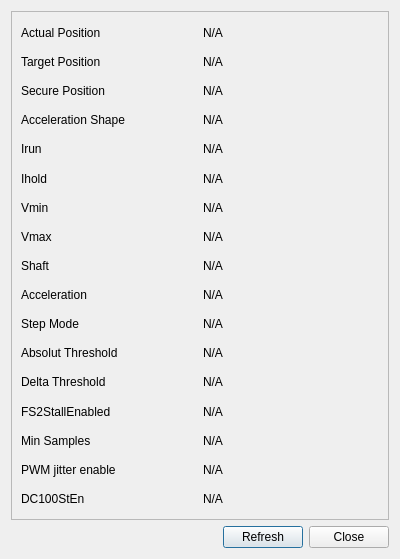
Above: ui/OutputStepperDetailsDialog.ui from magicdominic/RaspExt before the change. Below: the same form after it.
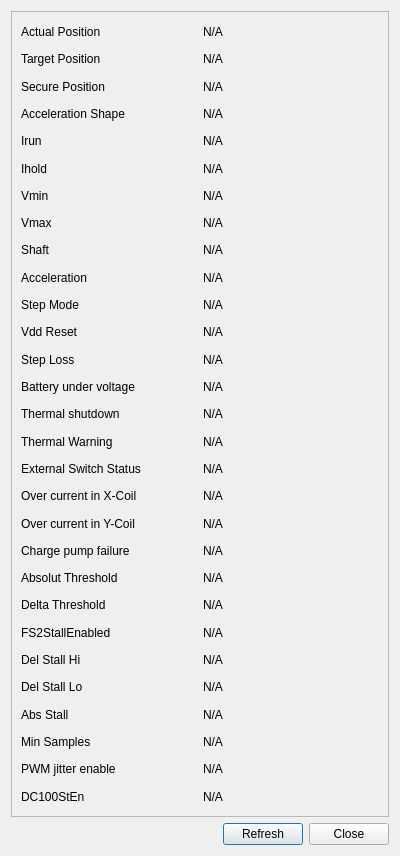
That is the form after the change.

Commit message: Stepper und Bluetooth

```diff
--- a/ui/OutputStepperDetailsDialog.ui
+++ b/ui/OutputStepperDetailsDialog.ui
@@ -7,7 +7,7 @@
     <x>0</x>
     <y>0</y>
     <width>400</width>
-    <height>559</height>
+    <height>856</height>
    </rect>
   </property>
   <property name="windowTitle">
@@ -54,22 +54,169 @@
        <layout class="QVBoxLayout" name="verticalLayout_2">
         <item>
          <layout class="QGridLayout" name="gridLayout_2">
-          <item row="12" column="0">
+          <item row="21" column="1">
+           <widget class="QLabel" name="labelAbsThr">
+            <property name="text">
+             <string>N/A</string>
+            </property>
+           </widget>
+          </item>
+          <item row="7" column="1">
+           <widget class="QLabel" name="labelVmax">
+            <property name="text">
+             <string>N/A</string>
+            </property>
+           </widget>
+          </item>
+          <item row="11" column="0">
+           <widget class="QLabel" name="label_11">
+            <property name="text">
+             <string>Step Mode</string>
+            </property>
+           </widget>
+          </item>
+          <item row="7" column="0">
+           <widget class="QLabel" name="label_7">
+            <property name="text">
+             <string>Vmax</string>
+            </property>
+           </widget>
+          </item>
+          <item row="6" column="1">
+           <widget class="QLabel" name="labelVmin">
+            <property name="text">
+             <string>N/A</string>
+            </property>
+           </widget>
+          </item>
+          <item row="5" column="1">
+           <widget class="QLabel" name="labelIhold">
+            <property name="text">
+             <string>N/A</string>
+            </property>
+           </widget>
+          </item>
+          <item row="25" column="0">
+           <widget class="QLabel" name="label_28">
+            <property name="text">
+             <string>Del Stall Lo</string>
+            </property>
+           </widget>
+          </item>
+          <item row="21" column="0">
            <widget class="QLabel" name="label_12">
             <property name="text">
              <string>Absolut Threshold</string>
             </property>
            </widget>
           </item>
-          <item row="2" column="0">
-           <widget class="QLabel" name="label_10">
+          <item row="28" column="1">
+           <widget class="QLabel" name="labelPWMJEn">
             <property name="text">
-             <string>Secure Position</string>
+             <string>N/A</string>
             </property>
            </widget>
           </item>
-          <item row="12" column="1">
-           <widget class="QLabel" name="labelAbsThr">
+          <item row="0" column="0">
+           <widget class="QLabel" name="label">
+            <property name="text">
+             <string>Actual Position</string>
+            </property>
+           </widget>
+          </item>
+          <item row="27" column="0">
+           <widget class="QLabel" name="label_15">
+            <property name="text">
+             <string>Min Samples</string>
+            </property>
+           </widget>
+          </item>
+          <item row="28" column="0">
+           <widget class="QLabel" name="label_16">
+            <property name="text">
+             <string>PWM jitter enable</string>
+            </property>
+           </widget>
+          </item>
+          <item row="14" column="0">
+           <widget class="QLabel" name="label_20">
+            <property name="text">
+             <string>Battery under voltage</string>
+            </property>
+           </widget>
+          </item>
+          <item row="4" column="1">
+           <widget class="QLabel" name="labelIrun">
+            <property name="text">
+             <string>N/A</string>
+            </property>
+           </widget>
+          </item>
+          <item row="23" column="1">
+           <widget class="QLabel" name="labelFS2StEn">
+            <property name="text">
+             <string>N/A</string>
+            </property>
+           </widget>
+          </item>
+          <item row="29" column="0">
+           <widget class="QLabel" name="label_18">
+            <property name="text">
+             <string>DC100StEn</string>
+            </property>
+           </widget>
+          </item>
+          <item row="0" column="1">
+           <widget class="QLabel" name="labelActPos">
+            <property name="text">
+             <string>N/A</string>
+            </property>
+           </widget>
+          </item>
+          <item row="22" column="0">
+           <widget class="QLabel" name="label_13">
+            <property name="text">
+             <string>Delta Threshold</string>
+            </property>
+           </widget>
+          </item>
+          <item row="9" column="1">
+           <widget class="QLabel" name="labelAcc">
+            <property name="text">
+             <string>N/A</string>
+            </property>
+           </widget>
+          </item>
+          <item row="4" column="0">
+           <widget class="QLabel" name="label_4">
+            <property name="text">
+             <string>Irun</string>
+            </property>
+           </widget>
+          </item>
+          <item row="23" column="0">
+           <widget class="QLabel" name="label_14">
+            <property name="text">
+             <string>FS2StallEnabled</string>
+            </property>
+           </widget>
+          </item>
+          <item row="8" column="0">
+           <widget class="QLabel" name="label_8">
+            <property name="text">
+             <string>Shaft</string>
+            </property>
+           </widget>
+          </item>
+          <item row="1" column="0">
+           <widget class="QLabel" name="label_17">
+            <property name="text">
+             <string>Target Position</string>
+            </property>
+           </widget>
+          </item>
+          <item row="29" column="1">
+           <widget class="QLabel" name="labelDC100StEn">
             <property name="text">
              <string>N/A</string>
             </property>
@@ -82,6 +229,20 @@
             </property>
            </widget>
           </item>
+          <item row="2" column="1">
+           <widget class="QLabel" name="labelSecPos">
+            <property name="text">
+             <string>N/A</string>
+            </property>
+           </widget>
+          </item>
+          <item row="6" column="0">
+           <widget class="QLabel" name="label_6">
+            <property name="text">
+             <string>Vmin</string>
+            </property>
+           </widget>
+          </item>
           <item row="11" column="1">
            <widget class="QLabel" name="labelStepmode">
             <property name="text">
@@ -89,20 +250,6 @@
             </property>
            </widget>
           </item>
-          <item row="4" column="0">
-           <widget class="QLabel" name="label_4">
-            <property name="text">
-             <string>Irun</string>
-            </property>
-           </widget>
-          </item>
-          <item row="13" column="0">
-           <widget class="QLabel" name="label_13">
-            <property name="text">
-             <string>Delta Threshold</string>
-            </property>
-           </widget>
-          </item>
           <item row="9" column="0">
            <widget class="QLabel" name="label_9">
             <property name="text">
@@ -110,29 +257,8 @@
             </property>
            </widget>
           </item>
-          <item row="15" column="0">
-           <widget class="QLabel" name="label_15">
-            <property name="text">
-             <string>Min Samples</string>
-            </property>
-           </widget>
-          </item>
-          <item row="6" column="0">
-           <widget class="QLabel" name="label_6">
-            <property name="text">
-             <string>Vmin</string>
-            </property>
-           </widget>
-          </item>
-          <item row="0" column="1">
-           <widget class="QLabel" name="labelActPos">
-            <property name="text">
-             <string>N/A</string>
-            </property>
-           </widget>
-          </item>
-          <item row="17" column="1">
-           <widget class="QLabel" name="labelDC100StEn">
+          <item row="22" column="1">
+           <widget class="QLabel" name="labelDelThr">
             <property name="text">
              <string>N/A</string>
             </property>
@@ -146,9 +272,86 @@
            </widget>
           </item>
           <item row="16" column="0">
-           <widget class="QLabel" name="label_16">
+           <widget class="QLabel" name="label_22">
             <property name="text">
-             <string>PWM jitter enable</string>
+             <string>Thermal Warning</string>
+            </property>
+           </widget>
+          </item>
+          <item row="2" column="0">
+           <widget class="QLabel" name="label_10">
+            <property name="text">
+             <string>Secure Position</string>
+            </property>
+           </widget>
+          </item>
+          <item row="8" column="1">
+           <widget class="QLabel" name="labelShaft">
+            <property name="text">
+             <string>N/A</string>
+            </property>
+           </widget>
+          </item>
+          <item row="27" column="1">
+           <widget class="QLabel" name="labelMinSamples">
+            <property name="text">
+             <string>N/A</string>
+            </property>
+           </widget>
+          </item>
+          <item row="17" column="0">
+           <widget class="QLabel" name="label_23">
+            <property name="text">
+             <string>External Switch Status</string>
+            </property>
+           </widget>
+          </item>
+          <item row="18" column="0">
+           <widget class="QLabel" name="label_24">
+            <property name="text">
+             <string>Over current in X-Coil</string>
+            </property>
+           </widget>
+          </item>
+          <item row="15" column="0">
+           <widget class="QLabel" name="label_21">
+            <property name="text">
+             <string>Thermal shutdown</string>
+            </property>
+           </widget>
+          </item>
+          <item row="19" column="0">
+           <widget class="QLabel" name="label_25">
+            <property name="text">
+             <string>Over current in Y-Coil</string>
+            </property>
+           </widget>
+          </item>
+          <item row="13" column="0">
+           <widget class="QLabel" name="label_19">
+            <property name="text">
+             <string>Step Loss</string>
+            </property>
+           </widget>
+          </item>
+          <item row="1" column="1">
+           <widget class="QLabel" name="labelTagPos">
+            <property name="text">
+             <string>N/A</string>
+            </property>
+           </widget>
+          </item>
+          <item row="12" column="0">
+           <widget class="QLabel" name="label_3">
+            <property name="text">
+             <string>Vdd Reset</string>
+            </property>
+           </widget>
+          </item>
+          <item row="20" column="0">
+           <widget class="QLabel" name="label_26">
+            <property name="text">
+             <string>Charge pump failure</string>
             </property>
            </widget>
           </item>
@@ -159,134 +362,99 @@
             </property>
            </widget>
           </item>
-          <item row="7" column="0">
-           <widget class="QLabel" name="label_7">
+          <item row="24" column="0">
+           <widget class="QLabel" name="label_27">
             <property name="text">
-             <string>Vmax</string>
+             <string>Del Stall Hi</string>
             </property>
            </widget>
           </item>
-          <item row="0" column="0">
-           <widget class="QLabel" name="label">
+          <item row="26" column="0">
+           <widget class="QLabel" name="label_29">
             <property name="text">
-             <string>Actual Position</string>
+             <string>Abs Stall</string>
             </property>
            </widget>
           </item>
-          <item row="1" column="1">
-           <widget class="QLabel" name="labelTagPos">
-            <property name="text">
-             <string>N/A</string>
-            </property>
-           </widget>
-          </item>
-          <item row="11" column="0">
-           <widget class="QLabel" name="label_11">
-            <property name="text">
-             <string>Step Mode</string>
-            </property>
-           </widget>
-          </item>
-          <item row="5" column="1">
-           <widget class="QLabel" name="labelIhold">
+          <item row="12" column="1">
+           <widget class="QLabel" name="labelVddReset">
             <property name="text">
              <string>N/A</string>
             </property>
            </widget>
           </item>
           <item row="13" column="1">
-           <widget class="QLabel" name="labelDelThr">
+           <widget class="QLabel" name="labelStepLoss">
             <property name="text">
              <string>N/A</string>
             </property>
            </widget>
           </item>
-          <item row="1" column="0">
-           <widget class="QLabel" name="label_17">
-            <property name="text">
-             <string>Target Position</string>
-            </property>
-           </widget>
-          </item>
-          <item row="2" column="1">
-           <widget class="QLabel" name="labelSecPos">
-            <property name="text">
-             <string>N/A</string>
-            </property>
-           </widget>
-          </item>
-          <item row="16" column="1">
-           <widget class="QLabel" name="labelPWMJEn">
-            <property name="text">
-             <string>N/A</string>
-            </property>
-           </widget>
-          </item>
-          <item row="14" column="0">
-           <widget class="QLabel" name="label_14">
-            <property name="text">
-             <string>FS2StallEnabled</string>
-            </property>
-           </widget>
-          </item>
           <item row="14" column="1">
-           <widget class="QLabel" name="labelFS2StEn">
-            <property name="text">
-             <string>N/A</string>
-            </property>
-           </widget>
-          </item>
-          <item row="9" column="1">
-           <widget class="QLabel" name="labelAcc">
-            <property name="text">
-             <string>N/A</string>
-            </property>
-           </widget>
-          </item>
-          <item row="7" column="1">
-           <widget class="QLabel" name="labelVmax">
-            <property name="text">
-             <string>N/A</string>
-            </property>
-           </widget>
-          </item>
-          <item row="6" column="1">
-           <widget class="QLabel" name="labelVmin">
+           <widget class="QLabel" name="labelUV2">
             <property name="text">
              <string>N/A</string>
             </property>
            </widget>
           </item>
           <item row="15" column="1">
-           <widget class="QLabel" name="labelMinSamples">
+           <widget class="QLabel" name="labelTSD">
             <property name="text">
              <string>N/A</string>
             </property>
            </widget>
           </item>
-          <item row="4" column="1">
-           <widget class="QLabel" name="labelIrun">
+          <item row="16" column="1">
+           <widget class="QLabel" name="labelTW">
             <property name="text">
              <string>N/A</string>
             </property>
            </widget>
           </item>
-          <item row="17" column="0">
-           <widget class="QLabel" name="label_18">
+          <item row="17" column="1">
+           <widget class="QLabel" name="labelESW">
             <property name="text">
-             <string>DC100StEn</string>
+             <string>N/A</string>
             </property>
            </widget>
           </item>
-          <item row="8" column="0">
-           <widget class="QLabel" name="label_8">
+          <item row="18" column="1">
+           <widget class="QLabel" name="labelOVC1">
             <property name="text">
-             <string>Shaft</string>
+             <string>N/A</string>
             </property>
            </widget>
           </item>
-          <item row="8" column="1">
-           <widget class="QLabel" name="labelShaft">
+          <item row="19" column="1">
+           <widget class="QLabel" name="labelOVC2">
+            <property name="text">
+             <string>N/A</string>
+            </property>
+           </widget>
+          </item>
+          <item row="20" column="1">
+           <widget class="QLabel" name="labelCPFail">
+            <property name="text">
+             <string>N/A</string>
+            </property>
+           </widget>
+          </item>
+          <item row="24" column="1">
+           <widget class="QLabel" name="labelDelStallHi">
+            <property name="text">
+             <string>N/A</string>
+            </property>
+           </widget>
+          </item>
+          <item row="25" column="1">
+           <widget class="QLabel" name="labelDelStallLo">
+            <property name="text">
+             <string>N/A</string>
+            </property>
+           </widget>
+          </item>
+          <item row="26" column="1">
+           <widget class="QLabel" name="labelAbsStall">
             <property name="text">
              <string>N/A</string>
             </property>
```
The commit also changes 27 other files.
